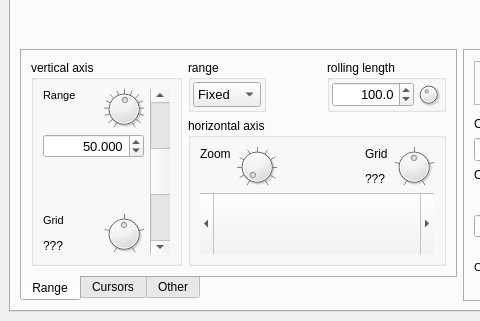
Old version of the form mainwindow.ui in the repository jirimaier/DataPlotter; both pictures show x 0 to 480 and y 482 to 803 of the 1022 by 803 pixel window.
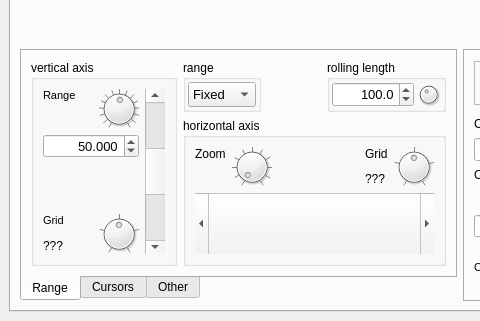
New version of the form. The open tabs and pages were chosen to show the change. Icons and pictures are not drawn. Custom widgets are drawn as their Qt base class.

```diff
--- a/mainwindow.ui
+++ b/mainwindow.ui
@@ -213,7 +213,7 @@
                            <number>3</number>
                           </property>
                           <property name="minimum">
-                           <double>-1000000.000000000000000</double>
+                           <double>0.000000000000000</double>
                           </property>
                           <property name="maximum">
                            <double>1000000.000000000000000</double>
```
Left out of the diff: 85 changed lines with no effect on the pictures.
